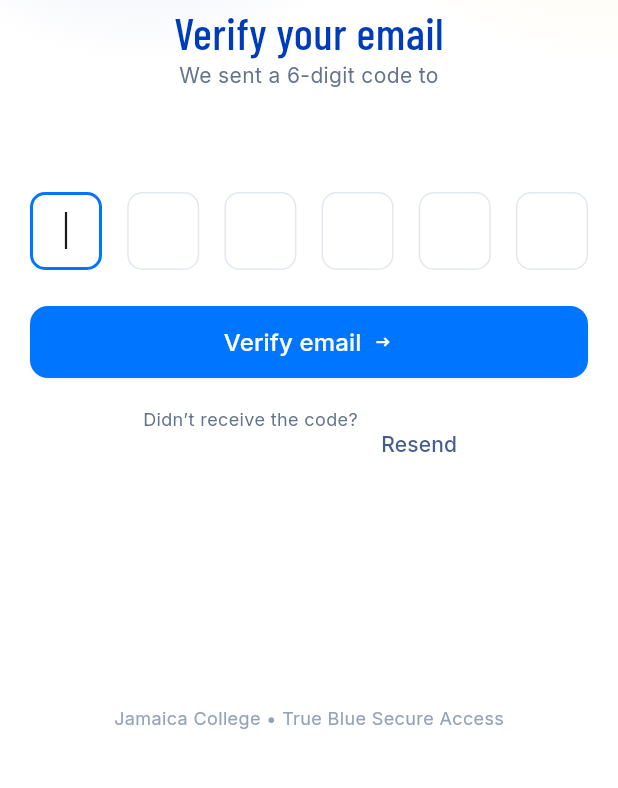
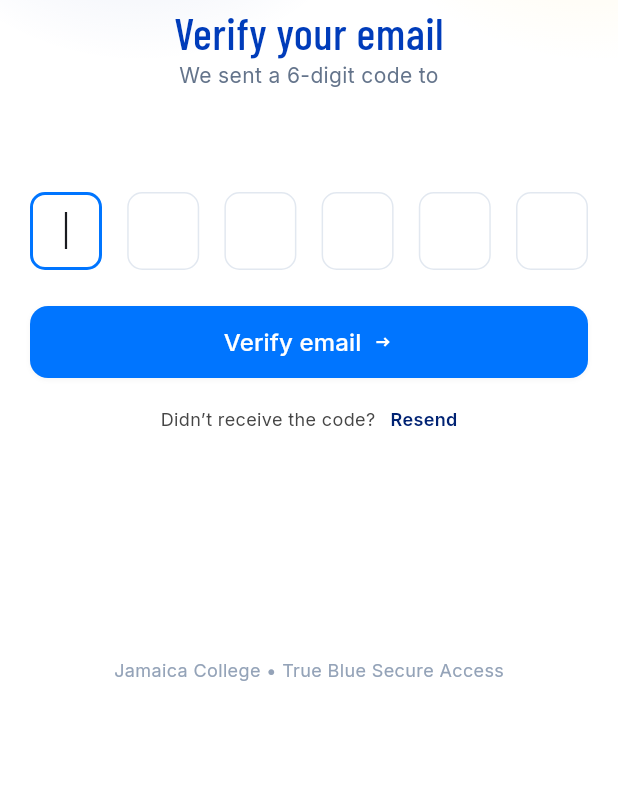
Before and after one commit to SaraaX404/JC_Coonnect, a Flutter app: the VerifyEmailScreen screen opened by its route, on a phone screen of 412 x 824 dp, the part 277-1065 px from its top. Run offline on Flutter 3.47's test engine with Material 3 defaults, Android fonts, the phone set to English and light mode, and no system bars; our stand-ins replace flutter_svg, go_router, material_ui.

Commit message:
fix(ui): keep footer prompt and link on one line
"Already have an account? Log in" and "Didn't receive the code? Resend"
put a TextButton next to plain text in a Wrap; the button's padding and
min height pushed the link 16px below the prompt.

New core/widgets/jc_prompt_link.dart is the Figma "Text + Link" footer
(12/16, #464646 prompt, semibold #002273 link, 10px gap), used by the
login, sign-up role and verify email screens. Prompts lose their trailing
space in the ARB. Test checks prompt and link share a centre line (fails
on the old sign-up footer: 528 vs 544).

Co-Authored-By: Claude Opus 5.5 <noreply@anthropic.com>

```diff
--- a/lib/l10n/app_en.arb
+++ b/lib/l10n/app_en.arb
@@ -828,7 +828,7 @@
   "@signUpRoleDescription": {
     "description": "Sign-up role screen: description."
   },
-  "signUpRoleHaveAccount": "Already have an account? ",
+  "signUpRoleHaveAccount": "Already have an account?",
   "@signUpRoleHaveAccount": {
     "description": "Sign-up role screen: have account."
   },
@@ -1081,7 +1081,7 @@
   "@verifyEmailHeading": {
     "description": "Verify email screen: heading."
   },
-  "verifyEmailNoCodePrompt": "Didn’t receive the code? ",
+  "verifyEmailNoCodePrompt": "Didn’t receive the code?",
   "@verifyEmailNoCodePrompt": {
     "description": "Verify email screen: no code prompt."
   },
--- /dev/null
+++ b/lib/src/core/widgets/jc_prompt_link.dart
@@ -0,0 +1,49 @@
+import 'package:jc_connect_app/src/core/theme/jc_colors.dart';
+import 'package:material_ui/material_ui.dart';
+
+/// Figma footer pattern "Text + Link": "Don’t have an account?  Sign up".
+/// Both pieces share one 12/16 line so they stay on the same baseline.
+class JcPromptLink extends StatelessWidget {
+  const JcPromptLink({
+    super.key,
+    required this.prompt,
+    required this.link,
+    required this.onTap,
+  });
+  final String prompt;
+  final String link;
+  final VoidCallback onTap;
+
+  @override
+  Widget build(BuildContext context) => Wrap(
+    alignment: WrapAlignment.center,
+    crossAxisAlignment: WrapCrossAlignment.center,
+    spacing: 10,
+    children: [
+      Text(
+        prompt,
+        style: const TextStyle(
+          fontSize: 12,
+          height: 16 / 12,
+          color: JcColors.secondaryText,
+        ),
+      ),
+      Semantics(
+        button: true,
+        child: GestureDetector(
+          behavior: HitTestBehavior.opaque,
+          onTap: onTap,
+          child: Text(
+            link,
+            style: const TextStyle(
+              fontSize: 12,
+              height: 16 / 12,
+              fontWeight: FontWeight.w600,
+              color: JcColors.navyDark,
+            ),
+          ),
+        ),
+      ),
+    ],
+  );
+}
--- a/lib/src/features/onboarding/presentation/verify_email_screen.dart
+++ b/lib/src/features/onboarding/presentation/verify_email_screen.dart
@@ -1,3 +1,4 @@
+import 'package:jc_connect_app/src/core/widgets/jc_prompt_link.dart';
 import 'package:go_router/go_router.dart';
 import 'package:jc_connect_app/src/core/routing/routes.dart';
 
@@ -70,20 +71,11 @@ class _VerifyEmailScreenState extends State<VerifyEmailScreen> {
           ),
           const SizedBox(height: 20),
           Center(
-            child: Wrap(
-              children: [
-                Text(
-                  context.l10n.verifyEmailNoCodePrompt,
-                  style: JcTextStyles.small,
-                ),
-                TextButton(
-                  onPressed: () => showMessage(
-                    context,
-                    context.l10n.verifyEmailResentMessage,
-                  ),
-                  child: Text(context.l10n.verifyEmailResend),
-                ),
-              ],
+            child: JcPromptLink(
+              prompt: context.l10n.verifyEmailNoCodePrompt,
+              link: context.l10n.verifyEmailResend,
+              onTap: () =>
+                  showMessage(context, context.l10n.verifyEmailResentMessage),
             ),
           ),
           const SizedBox(height: 150),
```
Also changed, not shown: lib/src/features/auth/presentation/login_screen.dart (+5 -23 lines), lib/src/features/onboarding/presentation/sign_up_role_screen.dart (+5 -12 lines), lib/l10n/generated/app_localizations.dart, lib/l10n/generated/app_localizations_en.dart, 1 other file.
